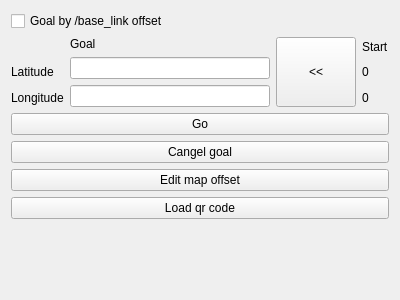
The window that mrvk_gui/ui/Widgets/MoveBase/MoveBaseControl.ui (MatejBartosovic/mrvk_project) describes before a commit, drawn with Qt 5.
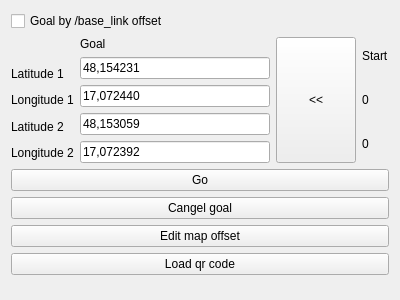
The same window after the commit.

Diff of the .ui file:
```diff
--- a/mrvk_gui/ui/Widgets/MoveBase/MoveBaseControl.ui
+++ b/mrvk_gui/ui/Widgets/MoveBase/MoveBaseControl.ui
@@ -40,14 +40,28 @@
        <item>
         <widget class="QLabel" name="latitudeTitle">
          <property name="text">
-          <string>Latitude</string>
+          <string>Latitude 1</string>
          </property>
         </widget>
        </item>
        <item>
         <widget class="QLabel" name="longitudTitle">
          <property name="text">
-          <string>Longitude</string>
+          <string>Longitude 1</string>
+         </property>
+        </widget>
+       </item>
+       <item>
+        <widget class="QLabel" name="latitudeTitle2">
+         <property name="text">
+          <string>Latitude 2</string>
+         </property>
+        </widget>
+       </item>
+       <item>
+        <widget class="QLabel" name="longitudTitle2">
+         <property name="text">
+          <string>Longitude 2</string>
          </property>
         </widget>
        </item>
@@ -70,10 +84,31 @@
            <verstretch>0</verstretch>
           </sizepolicy>
          </property>
+         <property name="text">
+          <string>48,154231</string>
+         </property>
         </widget>
        </item>
        <item>
-        <widget class="QLineEdit" name="longitudeGoalValue"/>
+        <widget class="QLineEdit" name="longitudeGoalValue">
+         <property name="text">
+          <string>17,072440</string>
+         </property>
+        </widget>
+       </item>
+       <item>
+        <widget class="QLineEdit" name="latitudeGoalValue2">
+         <property name="text">
+          <string>48,153059</string>
+         </property>
+        </widget>
+       </item>
+       <item>
+        <widget class="QLineEdit" name="longitudeGoalValue2">
+         <property name="text">
+          <string>17,072392</string>
+         </property>
+        </widget>
        </item>
       </layout>
      </item>
```
